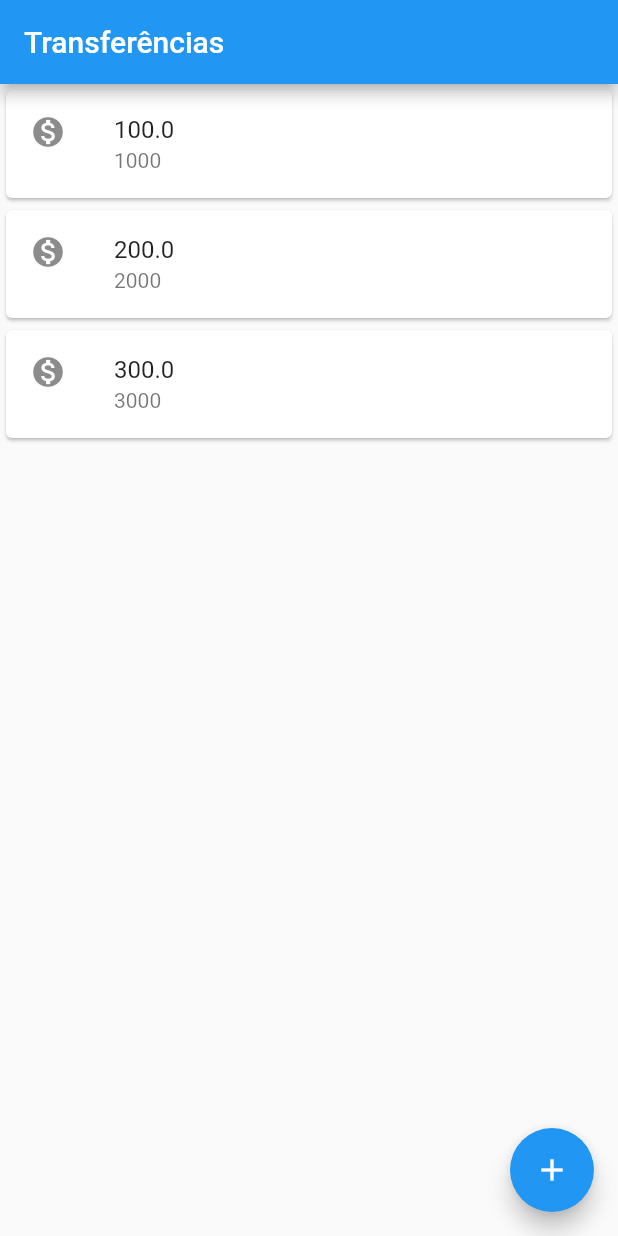
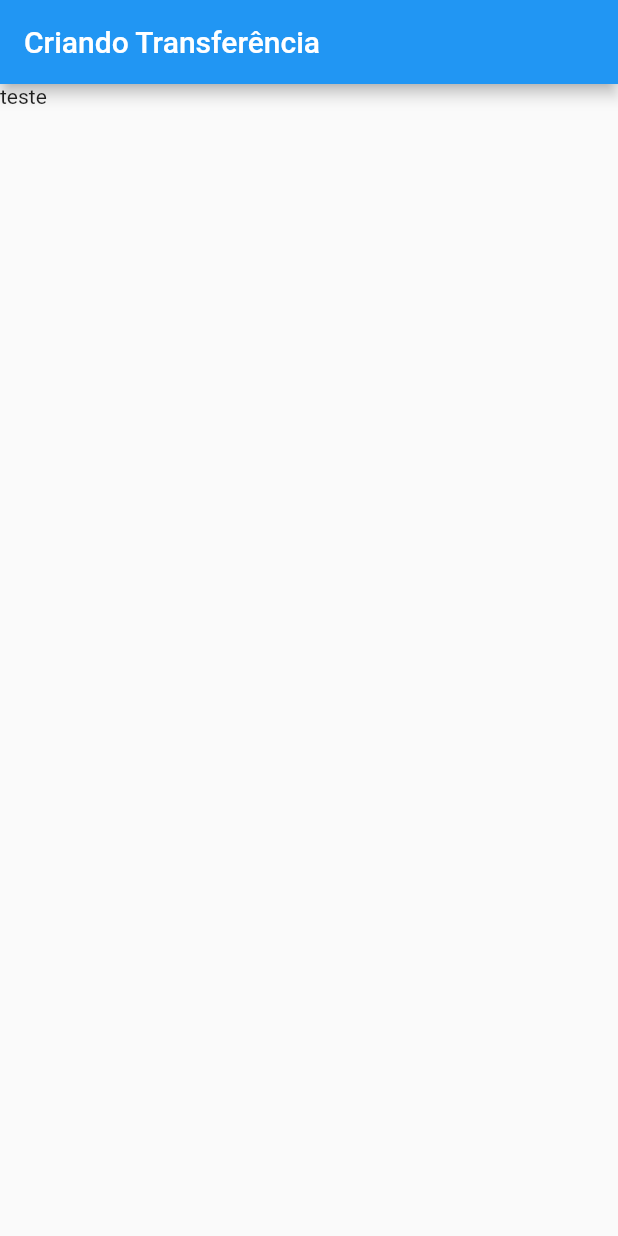
Before and after one commit to nenitf/ead_flutter_alura_criando-um-app, a Flutter app: the screen it shows after launch, on a phone screen of 412 x 824 dp. Run offline on Flutter 3.47's test engine with Material 2 defaults, Android fonts, the phone set to English and light mode, and no system bars.

Commit message:
:tv: add aula 5

```diff
--- a/lib/main.dart
+++ b/lib/main.dart
@@ -1,17 +1,30 @@
 import 'package:flutter/material.dart';
 
-void main() => runApp(MaterialApp(
+void main() => runApp(BytebankApp());
+
+class BytebankApp extends StatelessWidget {
+  @override
+  Widget build(BuildContext context) {
+    return MaterialApp(
       home: Scaffold(
-        body: ListaTransferencias(),
-        appBar: AppBar(
-          title: const Text('Transferências'),
-        ),
-        floatingActionButton: FloatingActionButton(
-          onPressed: () {},
-          child: const Icon(Icons.add),
-        ),
+        body: FormularioTransferencia(),
+        /* body: ListaTransferencias(), */
       ),
-    ));
+    );
+  }
+}
+
+class FormularioTransferencia extends StatelessWidget {
+  @override
+  Widget build(BuildContext context) {
+    return Scaffold(
+      appBar: AppBar(
+        title: const Text('Criando Transferência'),
+      ),
+      body: Text('teste'),
+    );
+  }
+}
 
 class Transferencia {
   final double valor;
@@ -42,10 +55,19 @@ class ListaTransferencias extends StatelessWidget {
   @override
   Widget build(BuildContext context) {
     // TODO: implement build
-    return Column(children: <Widget>[
-      ItemTransferencia(Transferencia(100.0, 1000)),
-      ItemTransferencia(Transferencia(200.0, 2000)),
-      ItemTransferencia(Transferencia(300.0, 3000)),
-    ]);
+    return Scaffold(
+      appBar: AppBar(
+        title: const Text('Transferências'),
+      ),
+      body: Column(children: <Widget>[
+        ItemTransferencia(Transferencia(100.0, 1000)),
+        ItemTransferencia(Transferencia(200.0, 2000)),
+        ItemTransferencia(Transferencia(300.0, 3000)),
+      ]),
+      floatingActionButton: FloatingActionButton(
+        onPressed: () {},
+        child: const Icon(Icons.add),
+      ),
+    );
   }
 }
```
